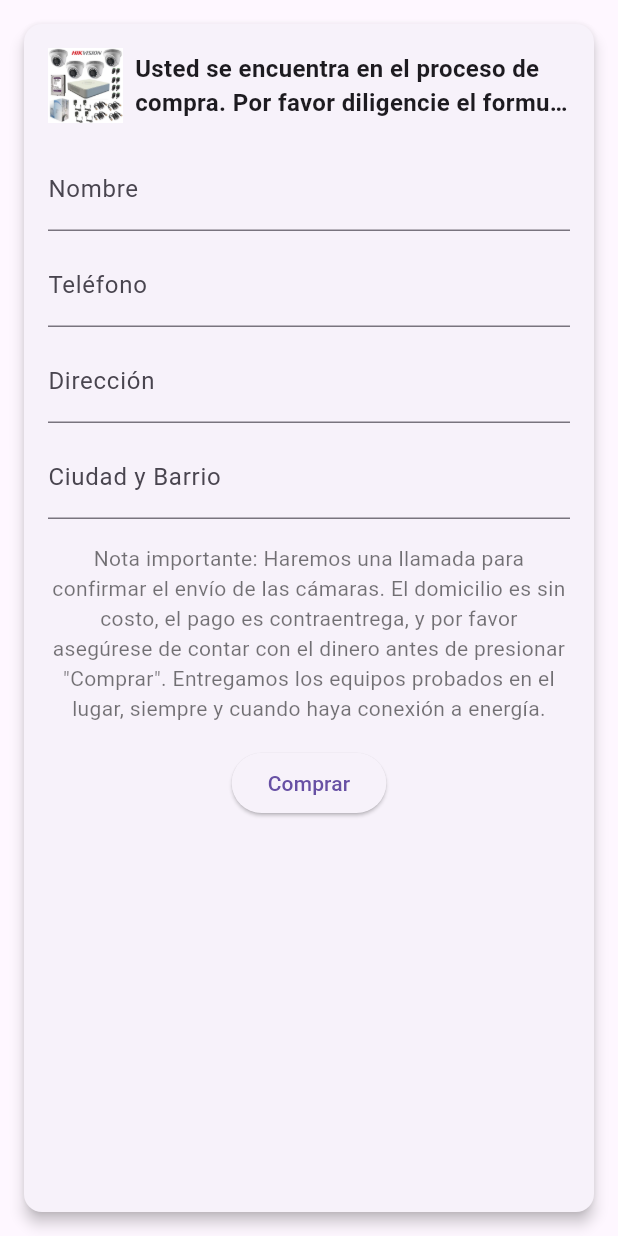
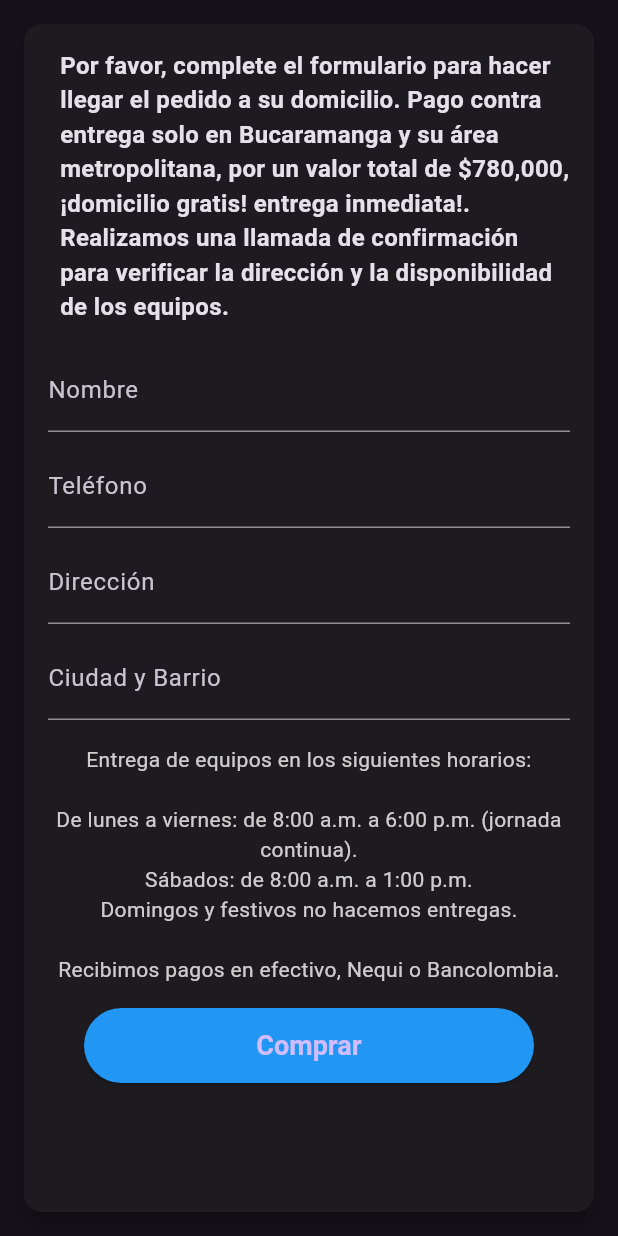
Before and after one commit to S24seguridadelectronica1/kits, a Flutter app: the FormularioWidget widget shown alone on an empty page, opened directly, on a phone screen of 412 x 824 dp. Run offline on Flutter 3.47's test engine with Material 3 defaults, Android fonts, the phone set to English and light mode, and no system bars; our stand-ins replace carousel_slider, font_awesome_flutter, logger, supabase_flutter, visibility_detector; accounts and stored records are empty.

Commit message:
Primera versión de Kits Cámaras

```diff
--- a/lib/main.dart
+++ b/lib/main.dart
@@ -27,7 +27,7 @@ class MyApp extends StatelessWidget {
   Widget build(BuildContext context) {
     return MaterialApp(
       title: 'Mi App de Cámaras de Seguridad',
-      theme: ThemeData(primarySwatch: Colors.blue),
+      theme: ThemeData.dark(), // Solo tema oscuro
       initialRoute: '/', // Ruta inicial
       routes: {
         '/': (context) => const HomePage(), // Página principal
--- a/lib/widgets/encabezado.dart
+++ b/lib/widgets/encabezado.dart
@@ -1,5 +1,5 @@
 import 'package:flutter/material.dart';
-import 'package:kit_de_camaras2/widgets/purchase_button.dart';
+import 'package:kits/widgets/purchase_button.dart';
 
 class Encabezado extends StatelessWidget {
   final String imagePath;
--- a/lib/widgets/formulario.dart
+++ b/lib/widgets/formulario.dart
@@ -102,20 +102,18 @@ class FormularioWidgetState extends State<FormularioWidget> {
               Row(
                 crossAxisAlignment: CrossAxisAlignment.center,
                 children: [
-                  Image.asset(
-                    'assets/images/1.webp', // Ruta de la imagen en assets
-                    width: 50, // Tamaño de la imagen
-                    height: 50,
-                  ),
                   const SizedBox(width: 8),
                   Expanded(
                     child: const Text(
-                      'Usted se encuentra en el proceso de compra. Por favor diligencie el formulario con su dirección, barrio y ciudad para hacer llegar su pedido a la puerta de su casa.',
+                      'Por favor, complete el formulario para hacer llegar el pedido a su domicilio. '
+                      'Pago contra entrega solo en Bucaramanga y su área metropolitana, por un valor total de \$780,000, ¡domicilio gratis! '
+                      'entrega inmediata!. '
+                      'Realizamos una llamada de confirmación para verificar la dirección y la disponibilidad de los equipos. ',
                       style:
                           TextStyle(fontSize: 16, fontWeight: FontWeight.bold),
                       textAlign: TextAlign.start,
-                      overflow: TextOverflow.ellipsis,
-                      maxLines: 2,
+                      overflow: TextOverflow
+                          .visible, // Cambié esto para que el texto no se recorte
                     ),
                   ),
                 ],
@@ -147,8 +145,14 @@ class FormularioWidgetState extends State<FormularioWidget> {
               ),
               const SizedBox(height: 16),
               const Text(
-                'Nota importante: Haremos una llamada para confirmar el envío de las cámaras. El domicilio es sin costo, el pago es contraentrega, y por favor asegúrese de contar con el dinero antes de presionar "Comprar". Entregamos los equipos probados en el lugar, siempre y cuando haya conexión a energía.',
-                style: TextStyle(fontSize: 14, color: Colors.black54),
+                'Entrega de equipos en los siguientes horarios:\n\n'
+                'De lunes a viernes: de 8:00 a.m. a 6:00 p.m. (jornada continua).\n'
+                'Sábados: de 8:00 a.m. a 1:00 p.m.\n'
+                'Domingos y festivos no hacemos entregas.\n\n'
+                'Recibimos pagos en efectivo, Nequi o Bancolombia.',
+                style: TextStyle(
+                    fontSize: 14,
+                    color: Color.from(alpha: 0.781, red: 1, green: 1, blue: 1)),
                 textAlign: TextAlign.center,
               ),
               const SizedBox(height: 16),
@@ -158,13 +162,20 @@ class FormularioWidgetState extends State<FormularioWidget> {
                       ? null
                       : submitForm, // Desactivar si ya se compró
                   style: ElevatedButton.styleFrom(
-                    backgroundColor:
-                        isPurchased ? Colors.green : null, // Cambiar color
+                    backgroundColor: isPurchased
+                        ? Colors.green
+                        : Colors.blue, // Cambiar a azul
+                    minimumSize: Size(300, 50), // Aumentar el tamaño del botón
+                    textStyle: TextStyle(
+                        fontSize: 18,
+                        fontWeight:
+                            FontWeight.bold), // Aumentar el tamaño de la fuente
                   ),
                   child: Text(
-                      isPurchased ? 'Comprado' : 'Comprar'), // Cambiar texto
+                    isPurchased ? 'Comprado' : 'Comprar', // Cambiar texto
+                  ),
                 ),
-              ),
+              )
             ],
           ),
         ),
--- a/lib/widgets/purchase_button.dart
+++ b/lib/widgets/purchase_button.dart
@@ -8,11 +8,9 @@ var logger = Logger();
 
 const String purchaseInfoPart1 =
     'Por favor, complete el formulario para hacer llegar el pedido a su domicilio. '
-    'Pago contra entrega solo en Bucaramanga y su área metropolitana, por un valor total de \$600,000, ¡domicilio gratis! '
+    'Pago contra entrega solo en Bucaramanga y su área metropolitana, por un valor total de \$780,000, ¡domicilio gratis! '
     'entrega inmediata!. '
-    'Realizamos una llamada de confirmación para verificar la dirección y la disponibilidad de los equipos. '
-    'si desea recoger los equipos personalmente contactenos al WhatsApp.'
-    'Por favor, confirme su compra para garantizar la entrega inmediata.';
+    'Realizamos una llamada de confirmación para verificar la dirección y la disponibilidad de los equipos. ';
 
 const String purchaseInfoPart2 =
     'Entrega de equipos en los siguientes horarios:\n\n'
```
Also changed, not shown: lib/pages/home_page.dart (+20 -12 lines), lib/widgets/price.dart (+63 -8 lines), lib/widgets/video_baluns.dart (+69 -5 lines), package-lock.json, pubspec.lock, 1 other file.
